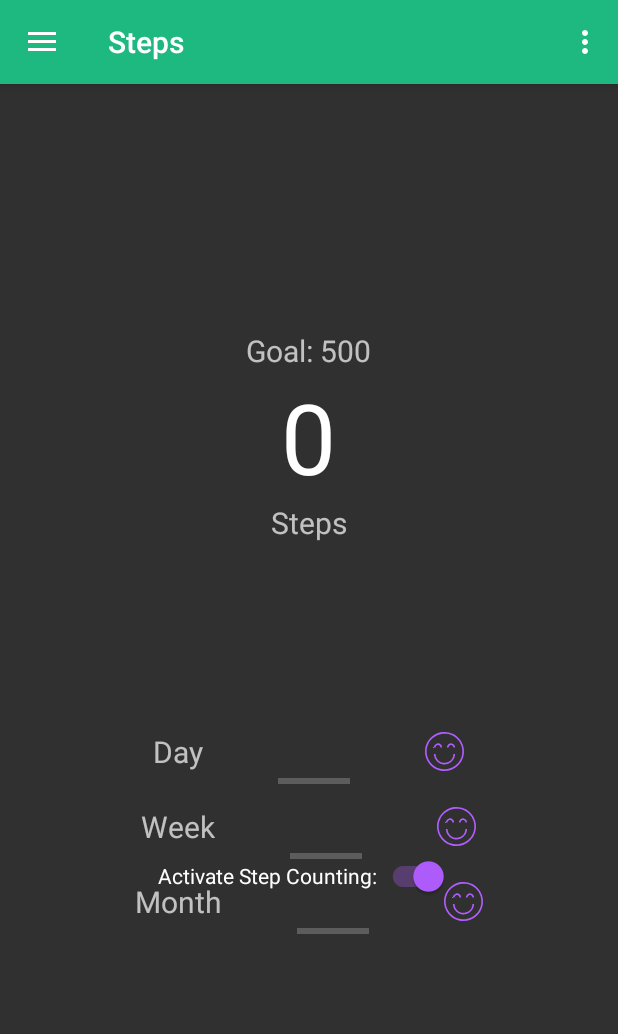
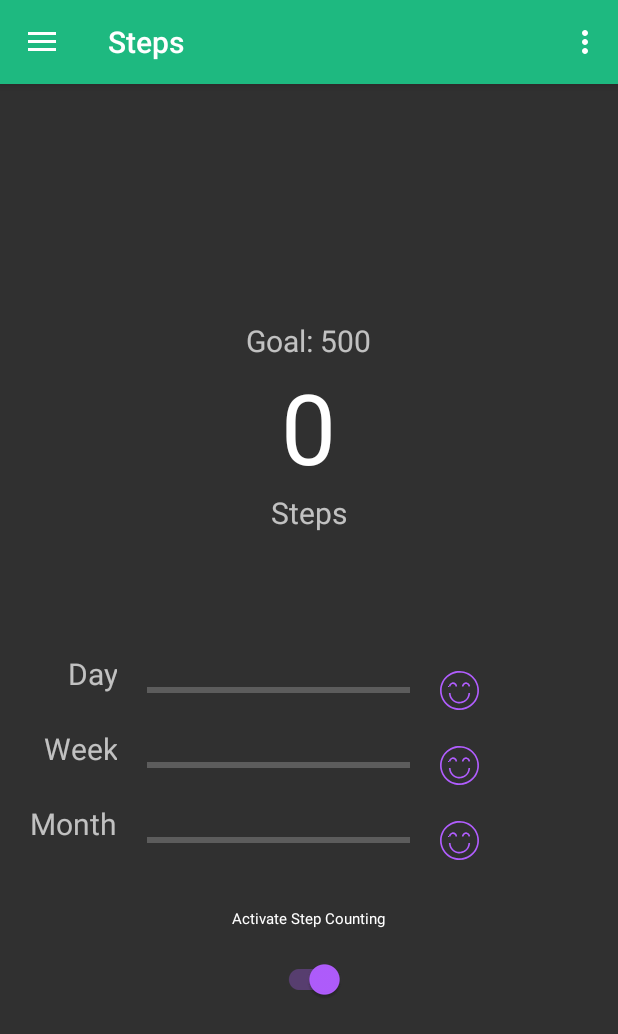
Before and after one commit to sepandms/Mahsa, an Android app: the screen it shows after launch (MainActivity), on a phone screen of 412 x 824 dp. Shown: the top 1034 px of the screen. Run offline under Robolectric (Android 15) with nearby library versions, the phone set to English and light mode, and no system bars; our stand-ins replace navigation-ui; libraries missing offline, so code that uses them is left out: com.anychart, com.anychart.enums.

Commit message:
use TableLayout in frament_home

```diff
--- /dev/null
+++ b/app/src/main/res/drawable/horizontal_bar.xml
@@ -0,0 +1,6 @@
+<?xml version="1.0" encoding="utf-8"?>
+<shape xmlns:android="http://schemas.android.com/apk/res/android"
+    android:shape="rectangle"
+    android:thickness="10dp">
+    <solid android:color="@color/colorAccent"/>
+</shape>
--- a/app/src/main/res/layout/fragment_home.xml
+++ b/app/src/main/res/layout/fragment_home.xml
@@ -9,7 +9,7 @@
     <LinearLayout
         android:id="@+id/linearLayout"
         android:layout_width="match_parent"
-        android:layout_height="wrap_content"
+        android:layout_height="match_parent"
         android:gravity="center"
         android:orientation="vertical"
         app:layout_constraintBottom_toBottomOf="parent"
@@ -50,161 +50,148 @@
             tools:layout_editor_absoluteY="406dp" />
 
 
-    </LinearLayout>
-
-    <ProgressBar
-        android:id="@+id/progressBar"
-        style="?android:progressBarStyleHorizontal"
-        android:layout_width="match_parent"
-        android:layout_height="350dp"
-        android:layout_gravity="center"
-        android:layout_marginTop="10dp"
-        android:progressDrawable="@drawable/circle"
-        app:layout_constraintEnd_toEndOf="parent"
-        app:layout_constraintHorizontal_bias="0.0"
-        app:layout_constraintStart_toStartOf="parent"
-        app:layout_constraintTop_toTopOf="parent" />
-
-
-    <LinearLayout
+        <TableLayout
             android:layout_width="match_parent"
             android:layout_height="wrap_content"
-        android:gravity="center"
-        android:orientation="vertical"
-        android:layout_marginTop="50dp"
-        app:layout_constraintBottom_toBottomOf="parent"
-        app:layout_constraintEnd_toEndOf="parent"
-        app:layout_constraintHorizontal_bias="0.0"
-        app:layout_constraintStart_toStartOf="parent"
-        app:layout_constraintTop_toTopOf="parent"
-        app:layout_constraintVertical_bias="0.651">
+            android:layout_gravity="center_horizontal"
+            android:layout_marginTop="80dp">
 
-        <LinearLayout
+            <TableRow
                 android:layout_width="match_parent"
-            android:layout_height="match_parent"
-            android:gravity="center"
-            android:orientation="horizontal"
-            android:layout_marginLeft="10dp"
-            android:layout_marginRight="10dp">
+                android:layout_height="wrap_content"
+                android:paddingLeft="20dp"
+                android:paddingRight="20dp">
 
                 <TextView
                     android:id="@+id/dayString"
-                android:layout_width="wrap_content"
+                    android:layout_width="match_parent"
                     android:layout_height="wrap_content"
                     android:text="@string/day_string"
-                android:textAlignment="textStart"
+                    android:textAlignment="textEnd"
                     android:textSize="20sp"></TextView>
 
                 <ProgressBar
                     android:id="@+id/dailyProgressBar"
+                    style="?android:progressBarStyleHorizontal"
+                    android:layout_width="175dp"
+                    android:layout_height="50dp"
+                    android:layout_marginLeft="20dp"
+                    android:layout_marginRight="20dp"
                     android:clickable="true"
-                style="?android:progressBarStyleHorizontal"
-                android:layout_width="wrap_content"
-                android:layout_height="30dp"
-                android:layout_marginLeft="50dp"
-                android:layout_marginTop="20dp"
-                android:layout_marginRight="50dp"></ProgressBar>
+                    android:thickness="50dp"></ProgressBar>
 
                 <ImageView
                     android:id="@+id/dailySmiley"
-                android:layout_width="26dp"
+                    android:layout_width="match_parent"
                     android:layout_height="26dp"
                     android:layout_gravity="center"
                     android:background="@drawable/happy"
                     android:backgroundTint="@color/colorAccent" />
 
+            </TableRow>
 
-        </LinearLayout>
-
-        <LinearLayout
+            <TableRow
                 android:layout_width="match_parent"
-            android:layout_height="match_parent"
-            android:gravity="center"
-            android:orientation="horizontal"
-            android:layout_marginLeft="10dp"
-            android:layout_marginRight="10dp">
+                android:layout_height="wrap_content"
+                android:paddingLeft="20dp"
+                android:paddingRight="20dp">
 
                 <TextView
                     android:id="@+id/weekString"
-                android:layout_width="wrap_content"
+                    android:layout_width="match_parent"
                     android:layout_height="wrap_content"
                     android:text="@string/week_string"
-                android:textAlignment="textStart"
+                    android:textAlignment="textEnd"
                     android:textSize="20sp"></TextView>
 
                 <ProgressBar
                     android:id="@+id/weeklyProgressBar"
-                android:clickable="true"
                     style="?android:progressBarStyleHorizontal"
-                android:layout_width="wrap_content"
-                android:layout_height="30dp"
-                android:layout_marginLeft="50dp"
-                android:layout_marginTop="20dp"
-                android:layout_marginRight="50dp"></ProgressBar>
+                    android:layout_width="175dp"
+                    android:layout_height="50dp"
+                    android:layout_marginLeft="20dp"
+                    android:layout_marginRight="20dp"
+                    android:clickable="true"></ProgressBar>
 
                 <ImageView
                     android:id="@+id/weeklySmiley"
-                android:layout_width="26dp"
+                    android:layout_width="match_parent"
                     android:layout_height="26dp"
                     android:layout_gravity="center"
                     android:background="@drawable/happy"
                     android:backgroundTint="@color/colorAccent" />
 
+            </TableRow>
 
-        </LinearLayout>
-
-        <LinearLayout
+            <TableRow
                 android:layout_width="match_parent"
-            android:layout_height="match_parent"
-            android:gravity="center"
-            android:orientation="horizontal"
-            android:layout_marginLeft="10dp"
-            android:layout_marginRight="10dp">
+                android:layout_height="wrap_content"
+                android:paddingLeft="20dp"
+                android:paddingRight="20dp">
 
                 <TextView
                     android:id="@+id/monthString"
                     android:layout_width="wrap_content"
                     android:layout_height="wrap_content"
                     android:text="@string/month_string"
-                android:textAlignment="textStart"
+                    android:textAlignment="textEnd"
                     android:textSize="20sp"></TextView>
 
                 <ProgressBar
                     android:id="@+id/monthlyProgressBar"
-                android:clickable="true"
                     style="?android:progressBarStyleHorizontal"
-                android:layout_width="wrap_content"
-                android:layout_height="30dp"
-                android:layout_marginLeft="50dp"
-                android:layout_marginTop="20dp"
-                android:layout_marginRight="50dp"></ProgressBar>
+                    android:layout_width="175dp"
+                    android:layout_height="50dp"
+                    android:layout_marginLeft="20dp"
+                    android:layout_marginRight="20dp"
+                    android:clickable="true"></ProgressBar>
 
                 <ImageView
                     android:id="@+id/monthlySmiley"
-                android:layout_width="26dp"
+                    android:layout_width="match_parent"
                     android:layout_height="26dp"
                     android:layout_gravity="center"
                     android:background="@drawable/happy"
                     android:backgroundTint="@color/colorAccent" />
 
+            </TableRow>
 
-        </LinearLayout>
+        </TableLayout>
 
-    </LinearLayout>
+        <TextView
+            android:id="@+id/activate"
+            android:layout_width="wrap_content"
+            android:layout_height="wrap_content"
+            android:layout_marginTop="20dp"
+            android:text="@string/activate"
+            android:textAlignment="center"
+            android:textColor="@color/colorWhite"
+            android:textSize="10sp"></TextView>
 
         <com.google.android.material.switchmaterial.SwitchMaterial
             android:id="@+id/switch_start"
             android:layout_width="wrap_content"
             android:layout_height="wrap_content"
-        android:layout_marginStart="100dp"
-        android:layout_marginTop="504dp"
+            android:layout_gravity="center_horizontal"
+            android:layout_marginTop="20dp"
             android:checked="true"
-        android:minHeight="48dp"
-        android:switchMinWidth="56dp"
-        android:text="Activate Step Counting:"
-        android:textColor="@color/colorWhite"
+            android:gravity="center_horizontal"
+            android:switchMinWidth="70dp" />
+
+
+    </LinearLayout>
+
+
+    <ProgressBar
+        android:id="@+id/progressBar"
+        style="?android:progressBarStyleHorizontal"
+        android:layout_width="417dp"
+        android:layout_height="333dp"
+        android:layout_gravity="center"
+        android:progress="50"
+        android:progressDrawable="@drawable/circle"
         app:layout_constraintEnd_toEndOf="parent"
-        app:layout_constraintHorizontal_bias="0.045"
+        app:layout_constraintHorizontal_bias="0.5"
         app:layout_constraintStart_toStartOf="parent"
         app:layout_constraintTop_toTopOf="parent" />
 
--- a/app/src/main/res/values/strings.xml
+++ b/app/src/main/res/values/strings.xml
@@ -20,6 +20,7 @@
     <string name="daily_title">Daily Summary</string>
     <string name="weekly_title">Weekly Summary</string>
     <string name="monthly_title">Monthly Summary</string>
+    <string name="activate">Activate Step Counting</string>
     <string name="_0">78</string>
     <string name="steps">Steps</string>
     <string name="start">Start</string>
```
Lines whose indentation alone changed are shown as unchanged.
